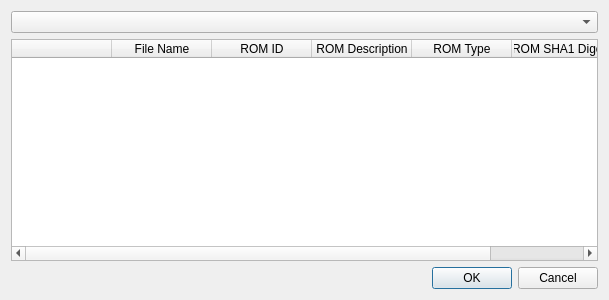
Old version of the form mt32emu_qt/src/ROMSelectionDialog.ui in the repository Stino/munt.
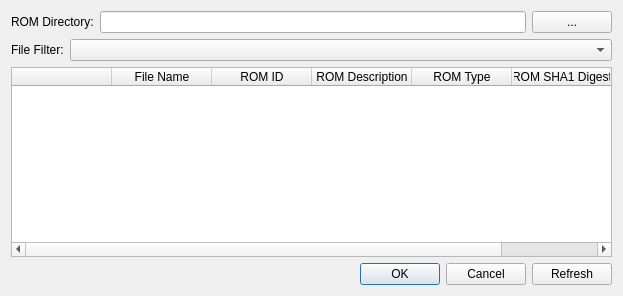
New version of the form.

Commit message: - Improved ROM configuration. Added support for default ROM search path which is a directory "roms" located in the current user home directory. Bugfixes.

```diff
--- a/mt32emu_qt/src/ROMSelectionDialog.ui
+++ b/mt32emu_qt/src/ROMSelectionDialog.ui
@@ -6,8 +6,8 @@
    <rect>
     <x>0</x>
     <y>0</y>
-    <width>609</width>
-    <height>300</height>
+    <width>623</width>
+    <height>296</height>
    </rect>
   </property>
   <property name="windowTitle">
@@ -18,7 +18,50 @@
   </property>
   <layout class="QVBoxLayout" name="verticalLayout">
    <item>
-    <widget class="QComboBox" name="fileFilterCombo"/>
+    <layout class="QHBoxLayout" name="horizontalLayout">
+     <item>
+      <widget class="QLabel" name="label">
+       <property name="text">
+        <string>ROM Directory:</string>
+       </property>
+      </widget>
+     </item>
+     <item>
+      <widget class="QLineEdit" name="romDirLineEdit">
+       <property name="readOnly">
+        <bool>true</bool>
+       </property>
+      </widget>
+     </item>
+     <item>
+      <widget class="QPushButton" name="romDirButton">
+       <property name="text">
+        <string>...</string>
+       </property>
+      </widget>
+     </item>
+    </layout>
+   </item>
+   <item>
+    <layout class="QHBoxLayout" name="horizontalLayout_3">
+     <item>
+      <widget class="QLabel" name="label_2">
+       <property name="text">
+        <string>File Filter:</string>
+       </property>
+      </widget>
+     </item>
+     <item>
+      <widget class="QComboBox" name="fileFilterCombo">
+       <property name="sizePolicy">
+        <sizepolicy hsizetype="Expanding" vsizetype="Fixed">
+         <horstretch>0</horstretch>
+         <verstretch>0</verstretch>
+        </sizepolicy>
+       </property>
+      </widget>
+     </item>
+    </layout>
    </item>
    <item>
     <widget class="QTableWidget" name="romInfoTable">
@@ -64,6 +107,8 @@
     </widget>
    </item>
    <item>
+    <layout class="QHBoxLayout" name="horizontalLayout_2">
+     <item>
     <widget class="QDialogButtonBox" name="buttonBox">
      <property name="orientation">
       <enum>Qt::Horizontal</enum>
@@ -72,6 +117,15 @@
       <set>QDialogButtonBox::Cancel|QDialogButtonBox::Ok</set>
      </property>
     </widget>
+     </item>
+     <item>
+      <widget class="QPushButton" name="refreshButton">
+       <property name="text">
+        <string>Refresh</string>
+       </property>
+      </widget>
+     </item>
+    </layout>
    </item>
   </layout>
  </widget>
```
Lines whose indentation alone changed are shown as unchanged. The commit also changes 13 other files.
